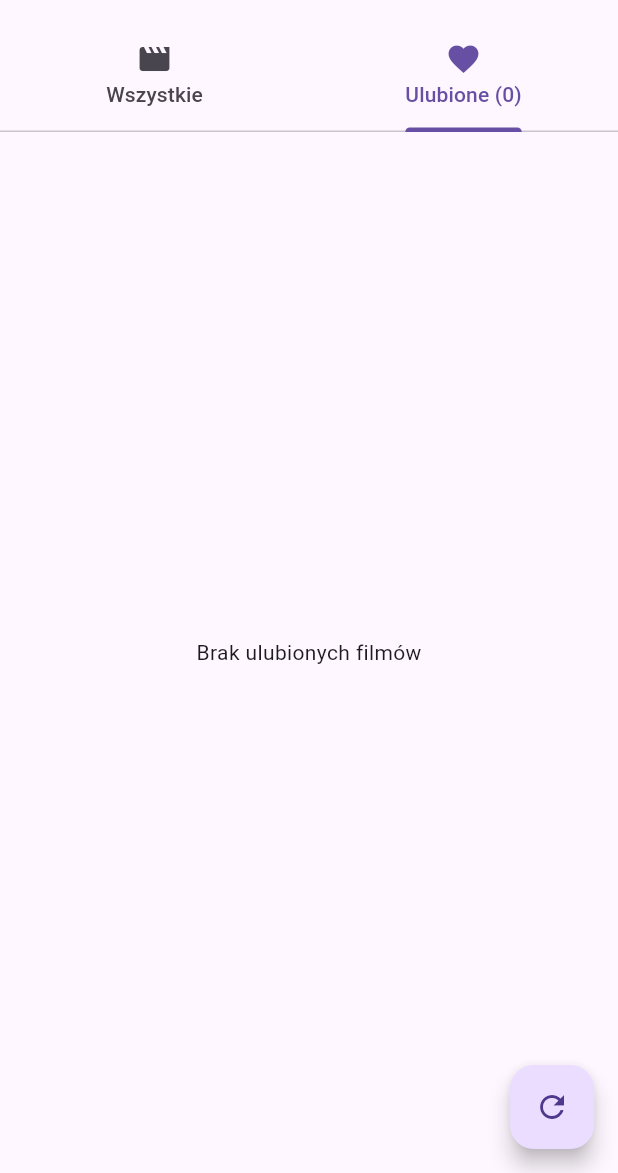
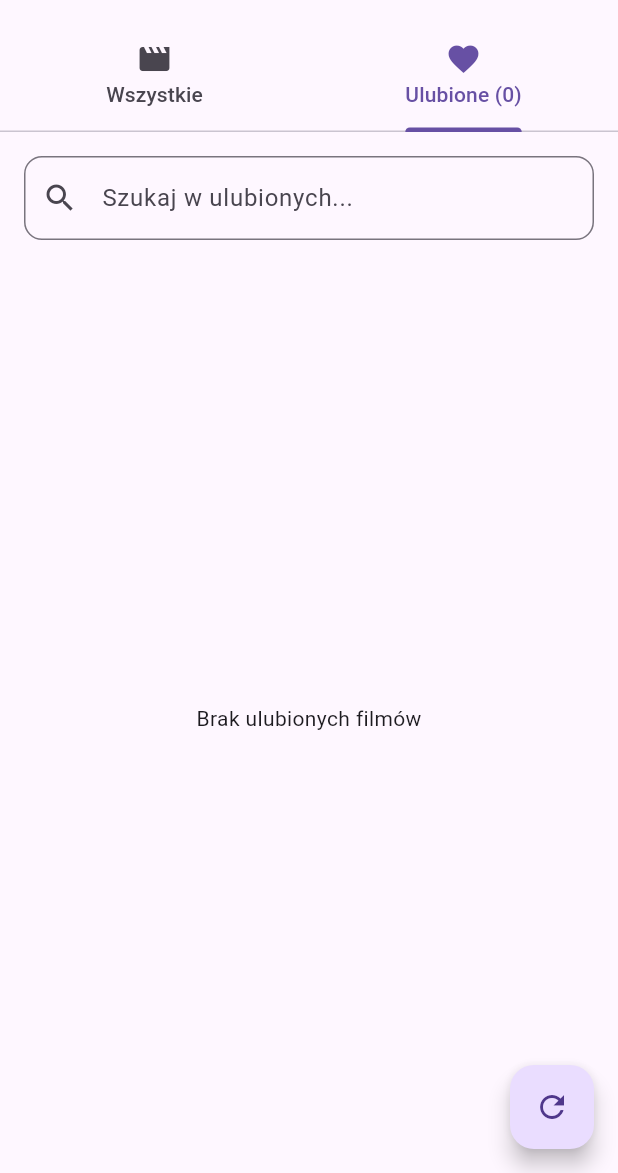
Before and after one commit to DarknessoPirate/moviedbbrowser, a Flutter app: the screen it shows after launch, tab 2 chosen, after a tap on the "refresh" icon, on a phone screen of 412 x 824 dp, the part 63-1236 px from its top. Run offline on Flutter 3.47's test engine with Material 3 defaults, Android fonts, the phone set to English and light mode, and no system bars; our stand-ins replace shared_preferences; network calls fail.

Commit message:
search bar stays visible in favourite tab

```diff
--- a/lib/Screens/home_screen.dart
+++ b/lib/Screens/home_screen.dart
@@ -1,7 +1,7 @@
 import 'package:flutter/material.dart';
-import '../Services/favourites_service.dart';
 import '../Models/movie.dart';
 import '../Services/movie_service.dart';
+import '../Services/favourites_service.dart';
 import '../Widgets/movie_card.dart';
 
 class HomeScreen extends StatefulWidget {
@@ -21,6 +21,7 @@ class _HomeScreenState extends State<HomeScreen> with TickerProviderStateMixin {
   List<Movie> _movies = [];
   List<Movie> _searchResults = [];
   List<Movie> _favoriteMovies = [];
+  List<Movie> _filteredFavoriteMovies = [];
 
   int _currentPage = 1;
   bool _isLoading = false;
@@ -32,6 +33,7 @@ class _HomeScreenState extends State<HomeScreen> with TickerProviderStateMixin {
   void initState() {
     super.initState();
     _tabController = TabController(length: 2, vsync: this);
+    _filteredFavoriteMovies = []; // Inicjalizuj pustą listę
     _loadMovies();
     _loadFavoriteMovies();
 
@@ -47,9 +49,11 @@ class _HomeScreenState extends State<HomeScreen> with TickerProviderStateMixin {
 
     _tabController.addListener(() {
       if (_tabController.index == 1) {
-        // When switching to favorites tab, reload favorites
+        // When switching to favorites tab, reload favorites and filter them
         _loadFavoriteMovies();
       }
+      // Zaktualizuj hint w polu wyszukiwania
+      setState(() {});
     });
   }
 
@@ -90,6 +94,7 @@ class _HomeScreenState extends State<HomeScreen> with TickerProviderStateMixin {
       final favorites = await _favoriteService.getFavoriteMovies();
       setState(() {
         _favoriteMovies = favorites;
+        _filterFavoriteMovies(); // Filtruj po załadowaniu
       });
     } catch (e) {
       ScaffoldMessenger.of(context).showSnackBar(
@@ -99,6 +104,9 @@ class _HomeScreenState extends State<HomeScreen> with TickerProviderStateMixin {
   }
 
   Future<void> _loadMoreMovies() async {
+    // Pagination tylko dla zakładki "Wszystkie" i tylko gdy wyszukujemy przez API
+    if (_tabController.index != 0) return;
+
     if (_isSearching) {
       await _searchMoreMovies();
       return;
@@ -130,14 +138,23 @@ class _HomeScreenState extends State<HomeScreen> with TickerProviderStateMixin {
   }
 
   Future<void> _searchMovies(String query) async {
+    // Jeśli puste zapytanie, wyczyść wyszukiwanie
     if (query.isEmpty) {
       setState(() {
         _isSearching = false;
         _searchResults = [];
       });
+      _filterFavoriteMovies(); // Odfiltruj ulubione
       return;
     }
 
+    // Jeśli jesteśmy w zakładce ulubionych, filtruj lokalnie
+    if (_tabController.index == 1) {
+      _filterFavoriteMovies();
+      return;
+    }
+
+    // Wyszukuj filmy przez API (tylko dla zakładki "Wszystkie")
     setState(() {
       _isLoading = true;
       _isSearching = true;
@@ -164,7 +181,28 @@ class _HomeScreenState extends State<HomeScreen> with TickerProviderStateMixin {
     }
   }
 
+  void _filterFavoriteMovies() {
+    final query = _searchController.text.toLowerCase();
+
+    if (query.isEmpty) {
+      setState(() {
+        _filteredFavoriteMovies = List.from(_favoriteMovies);
+      });
+    } else {
+      setState(() {
+        _filteredFavoriteMovies = _favoriteMovies.where((movie) {
+          return movie.title.toLowerCase().contains(query) ||
+                 movie.originalTitle.toLowerCase().contains(query) ||
+                 movie.overview.toLowerCase().contains(query);
+        }).toList();
+      });
+    }
+  }
+
   Future<void> _searchMoreMovies() async {
+    // Search more tylko dla zakładki "Wszystkie"
+    if (_tabController.index != 0) return;
+
     setState(() {
       _isLoading = true;
       _currentPage++;
@@ -196,7 +234,7 @@ class _HomeScreenState extends State<HomeScreen> with TickerProviderStateMixin {
     _loadFavoriteMovies();
   }
 
-  Widget _buildMovieGrid(List<Movie> movies) {
+  Widget _buildMovieGrid(List<Movie> movies, {bool showPagination = false}) {
     if (_isLoading && movies.isEmpty) {
       return const Center(child: CircularProgressIndicator());
     }
@@ -204,7 +242,9 @@ class _HomeScreenState extends State<HomeScreen> with TickerProviderStateMixin {
     if (movies.isEmpty) {
       String message = 'Brak filmów';
       if (_tabController.index == 1) {
-        message = 'Brak ulubionych filmów';
+        message = _searchController.text.isNotEmpty
+            ? 'Brak ulubionych filmów pasujących do wyszukiwania'
+            : 'Brak ulubionych filmów';
       } else if (_isSearching) {
         message = 'Nie znaleziono filmów';
       }
@@ -224,7 +264,7 @@ class _HomeScreenState extends State<HomeScreen> with TickerProviderStateMixin {
         mainAxisSpacing: 12,
       ),
       itemCount: movies.length +
-          ((_hasMorePages && _tabController.index == 0) ? 1 : 0),
+          ((showPagination && _hasMorePages) ? 1 : 0),
       itemBuilder: (context, index) {
         if (index >= movies.length) {
           return const Center(child: CircularProgressIndicator());
@@ -259,17 +299,15 @@ class _HomeScreenState extends State<HomeScreen> with TickerProviderStateMixin {
       ),
       body: Column(
         children: [
-          // Search bar - only visible on "Wszystkie" tab
-          AnimatedContainer(
-            duration: const Duration(milliseconds: 300),
-            height: _tabController.index == 0 ? 80 : 0,
-            child: _tabController.index == 0
-                ? Padding(
+          // Search bar - zawsze widoczny
+          Padding(
             padding: const EdgeInsets.all(16.0),
             child: TextField(
               controller: _searchController,
               decoration: InputDecoration(
-                        hintText: 'Szukaj filmów...',
+                hintText: _tabController.index == 0
+                    ? 'Szukaj filmów...'
+                    : 'Szukaj w ulubionych...',
                 prefixIcon: const Icon(Icons.search),
                 border: OutlineInputBorder(
                   borderRadius: BorderRadius.circular(12),
@@ -288,8 +326,6 @@ class _HomeScreenState extends State<HomeScreen> with TickerProviderStateMixin {
                 _searchMovies(value);
               },
             ),
-                  )
-                : Container(),
           ),
 
           // Content
@@ -298,10 +334,16 @@ class _HomeScreenState extends State<HomeScreen> with TickerProviderStateMixin {
               controller: _tabController,
               children: [
                 // Wszystkie filmy
-                _buildMovieGrid(_isSearching ? _searchResults : _movies),
+                _buildMovieGrid(
+                  _isSearching ? _searchResults : _movies,
+                  showPagination: true,
+                ),
 
                 // Ulubione filmy
-                _buildMovieGrid(_favoriteMovies),
+                _buildMovieGrid(
+                  _filteredFavoriteMovies,
+                  showPagination: false,
+                ),
               ],
             ),
           ),
```
Lines whose indentation alone changed are shown as unchanged.
